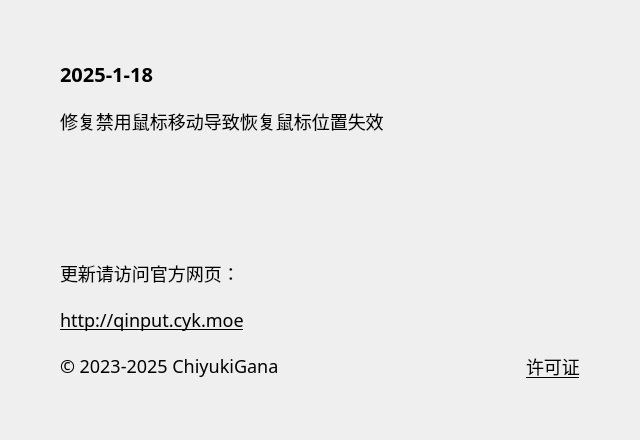
Above: source/ui/AboutUi.ui from ChiyukiGana/Quickinput before the change. Below: the same form after it.
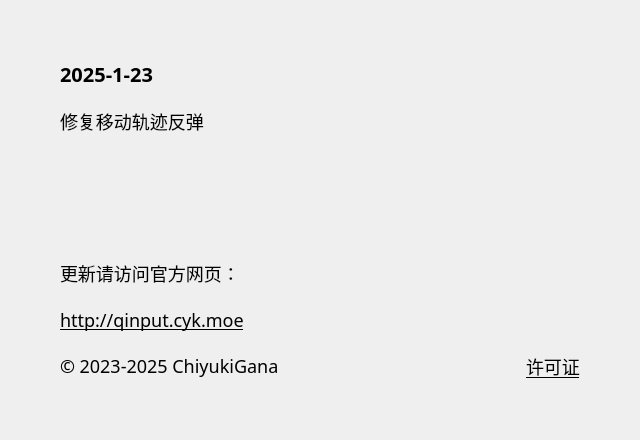
That is the form after the change.

The edit to the form file:
```diff
--- a/source/ui/AboutUi.ui
+++ b/source/ui/AboutUi.ui
@@ -88,7 +88,7 @@
          <string notr="true">font-size:20px</string>
         </property>
         <property name="text">
-         <string>2025-1-18</string>
+         <string>2025-1-23</string>
         </property>
         <property name="textFormat">
          <enum>Qt::PlainText</enum>
@@ -104,7 +104,7 @@
          </sizepolicy>
         </property>
         <property name="text">
-         <string>修复禁用鼠标移动导致恢复鼠标位置失效</string>
+         <string>修复移动轨迹反弹</string>
         </property>
         <property name="textFormat">
          <enum>Qt::PlainText</enum>
```
